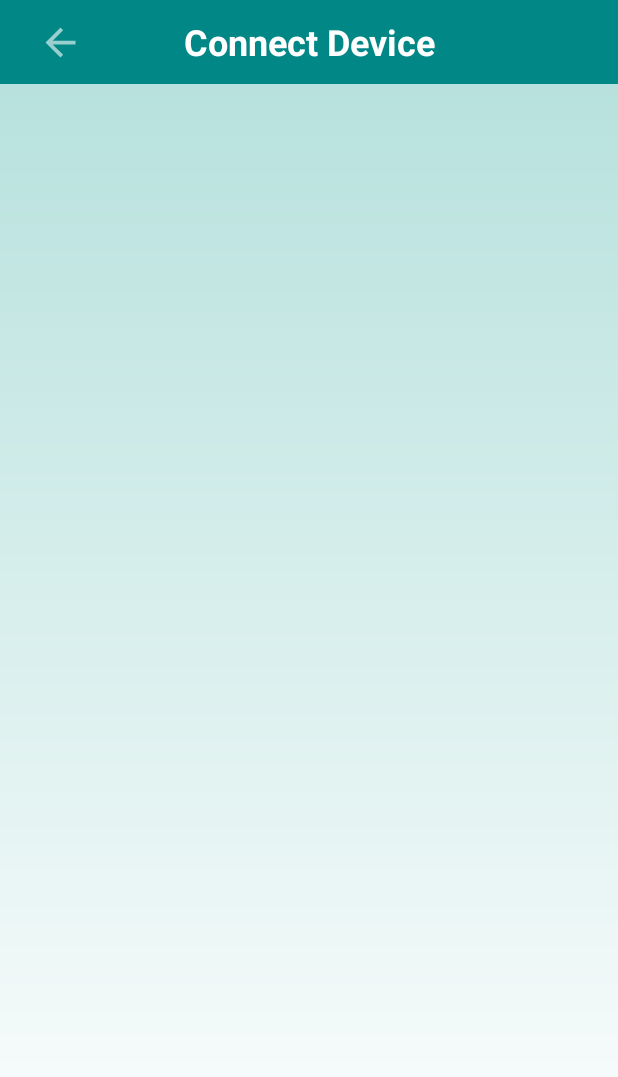
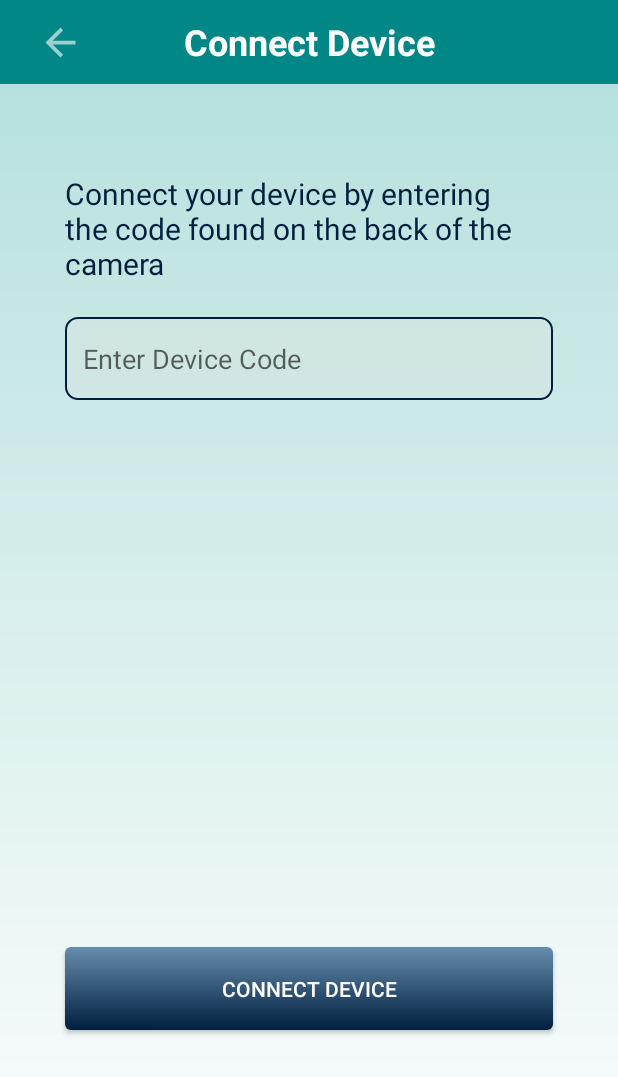
Before and after one commit to Rihazul/COEN-ELEC-390-PROJECT, an Android app: the ConnectDeviceActivity screen opened directly, with no data from a screen before it, on a phone screen of 412 x 824 dp. Shown: the top 1077 px of the screen. Run offline under Robolectric (Android 15) with nearby library versions, the phone set to English and light mode, and no system bars; our stand-ins replace Firebase (no records; nobody signed in at launch, a user with empty details on screens opened directly).

Commit message:
Connecting device

```diff
--- a/Prototype/app/src/main/java/com/example/prototype/ConnectDeviceActivity.java
+++ b/Prototype/app/src/main/java/com/example/prototype/ConnectDeviceActivity.java
@@ -2,15 +2,24 @@ package com.example.prototype;
 
 import android.os.Bundle;
 import android.view.View;
+import android.widget.Button;
+import android.widget.EditText;
 import android.widget.ImageButton;
 
 import androidx.appcompat.app.AppCompatActivity;
+
+import com.google.firebase.auth.FirebaseAuth;
+import com.google.firebase.auth.FirebaseUser;
+import com.google.firebase.database.DatabaseReference;
+import com.google.firebase.database.FirebaseDatabase;
 
 import java.util.Objects;
 
 public class ConnectDeviceActivity extends AppCompatActivity {
 
     private ImageButton backButton;
+    private EditText deviceCodeInput;
+    private Button connectDeviceButton;
 
     @Override
     protected void onCreate(Bundle savedInstanceState) {
@@ -18,8 +27,23 @@ public class ConnectDeviceActivity extends AppCompatActivity {
         setContentView(R.layout.activity_connect_device);
         Objects.requireNonNull(getSupportActionBar()).hide();
 
+        deviceCodeInput = findViewById(R.id.deviceCodeInput);
+        connectDeviceButton = findViewById(R.id.connectDeviceButton);
         backButton = findViewById(R.id.backButton);
 
+        connectDeviceButton.setOnClickListener(new View.OnClickListener() {
+            @Override
+            public void onClick(View view) {
+                FirebaseUser user = FirebaseAuth.getInstance().getCurrentUser();
+                if (user != null) {
+                    String userId = user.getUid();
+                    String deviceId = deviceCodeInput.getText().toString();
+
+                    DatabaseReference ref = FirebaseDatabase.getInstance().getReference();
+                    ref.child("devices").child(userId).child("-NjBDdiPuPmrqUlTS_WB").child(deviceId).setValue(true);
+                }
+            }
+        });
         backButton.setOnClickListener(new View.OnClickListener() {
             @Override
             public void onClick(View view) {
--- a/Prototype/app/src/main/res/layout/activity_connect_device.xml
+++ b/Prototype/app/src/main/res/layout/activity_connect_device.xml
@@ -36,4 +36,49 @@
 
     </androidx.appcompat.widget.Toolbar>
 
+    <TextView
+        android:id="@+id/connectDeviceInstruction"
+        android:layout_width="325dp"
+        android:layout_height="80dp"
+        android:text="@string/connect_your_device_by_entering_the_code_found_on_the_back_of_the_camera"
+        android:textColor="@color/deep_navy_blue"
+        android:textSize="20sp"
+        app:layout_constraintBottom_toBottomOf="parent"
+        app:layout_constraintEnd_toEndOf="parent"
+        app:layout_constraintStart_toStartOf="parent"
+        app:layout_constraintTop_toBottomOf="@+id/my_toolbar"
+        app:layout_constraintVertical_bias="0.086" />
+
+    <EditText
+        android:id="@+id/deviceCodeInput"
+        android:layout_width="325dp"
+        android:layout_height="55dp"
+        android:layout_marginTop="16dp"
+        android:background="@drawable/edittext_background"
+        android:hint="@string/enter_device_code"
+        android:inputType="text"
+        android:paddingStart="12dp"
+        android:paddingEnd="12dp"
+        app:errorTextColor="@color/error_color"
+        app:layout_constraintBottom_toBottomOf="parent"
+        app:layout_constraintEnd_toEndOf="parent"
+        app:layout_constraintStart_toStartOf="parent"
+        app:layout_constraintTop_toBottomOf="@+id/connectDeviceInstruction"
+        app:layout_constraintVertical_bias="0.0" />
+
+    <androidx.appcompat.widget.AppCompatButton
+        android:id="@+id/connectDeviceButton"
+        android:layout_width="325dp"
+        android:layout_height="55dp"
+        android:layout_marginTop="128dp"
+        android:background="@drawable/button_gradient"
+        android:backgroundTint="@null"
+        android:text="@string/connect_device"
+        android:textColor="@color/white"
+        app:layout_constraintBottom_toBottomOf="parent"
+        app:layout_constraintEnd_toEndOf="parent"
+        app:layout_constraintStart_toStartOf="parent"
+        app:layout_constraintTop_toBottomOf="@+id/deviceCodeInput"
+        app:layout_constraintVertical_bias="0.632" />
+
 </androidx.constraintlayout.widget.ConstraintLayout>
--- a/Prototype/app/src/main/res/values/strings.xml
+++ b/Prototype/app/src/main/res/values/strings.xml
@@ -63,4 +63,6 @@
     <string name="verify_the_email_before_joining_in">Verify the email before joining in!</string>
     <string name="failed_to_save_user_profile_information_please_try_again">Failed to save user profile information. Please try again</string>
     <string name="an_account_with_this_email_already_exists">An account with this email already exists!</string>
+    <string name="connect_your_device_by_entering_the_code_found_on_the_back_of_the_camera">Connect your device by entering the code found on the back of the camera</string>
+    <string name="enter_device_code">Enter Device Code</string>
 </resources>
```
